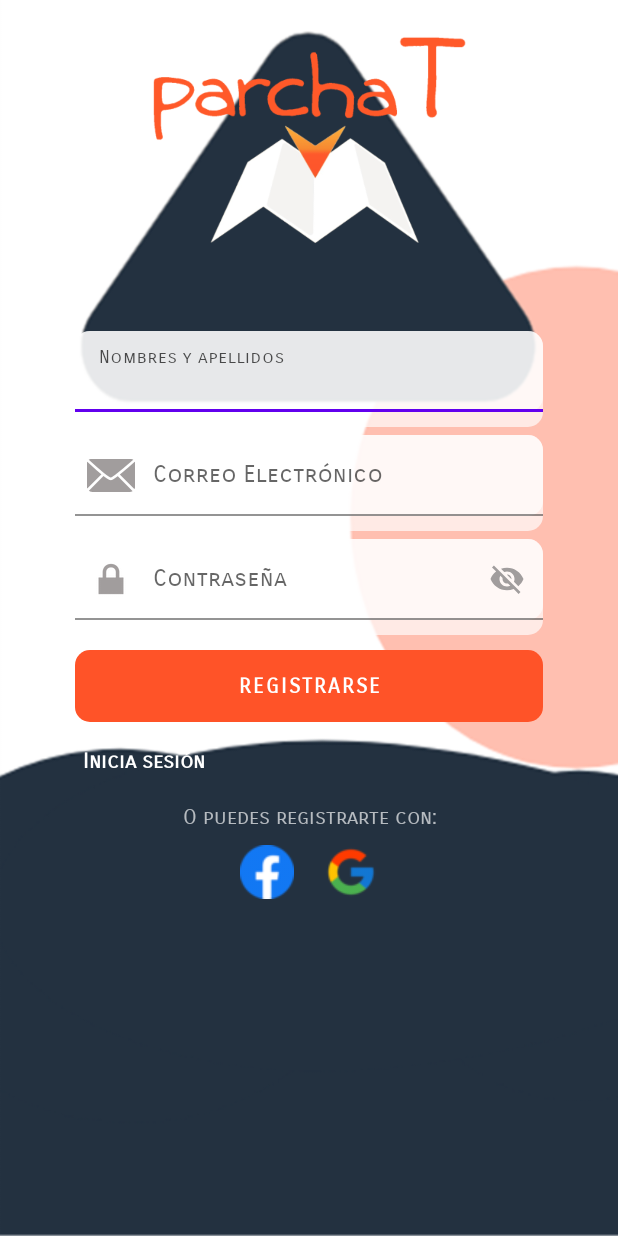
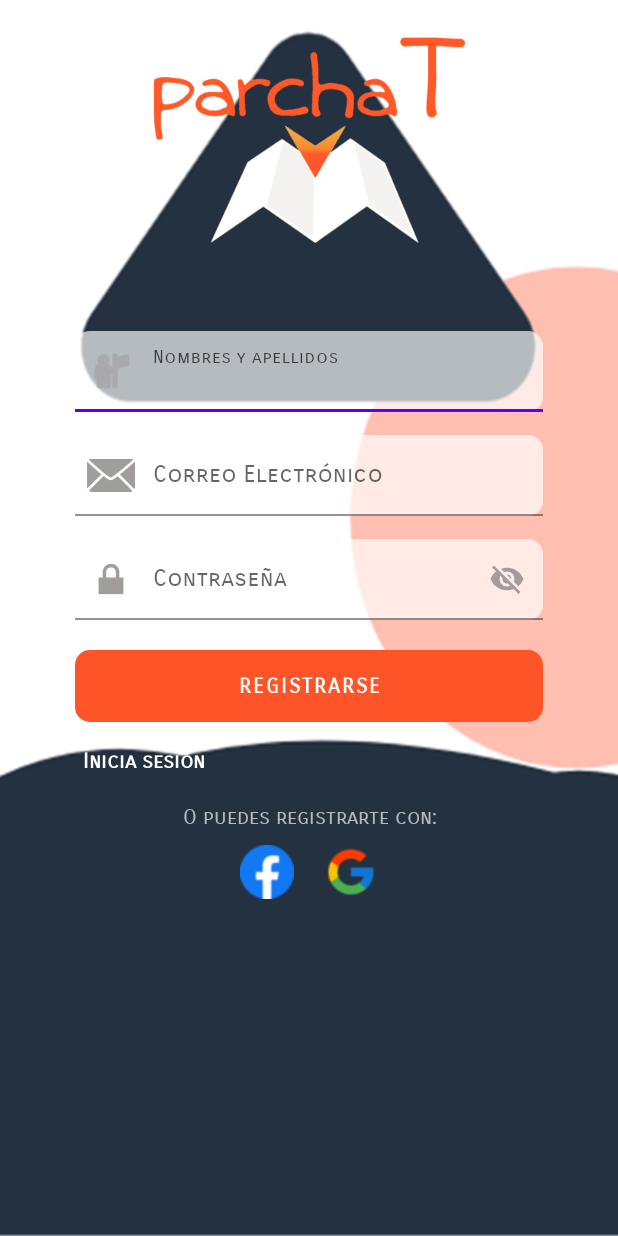
Before and after one commit to daveloper32/parchaT, an Android app: the Registro screen opened directly, with no data from a screen before it, on a phone screen of 412 x 824 dp. Run offline under Robolectric (Android 15) with nearby library versions, the phone set to English and light mode, and no system bars; 1 statement that could not run was skipped.

Commit message:
Se hacen actualizaciones

```diff
--- a/app/src/main/res/layout/activity_registro.xml
+++ b/app/src/main/res/layout/activity_registro.xml
@@ -41,7 +41,7 @@
                 android:layout_height="45dp"
                 android:fontFamily="sans-serif-smallcaps"
                 android:gravity="center"
-                android:textColor="#000000"
+                android:textColor="#ffffff"
                 android:textSize="34sp"
                 tools:text="@string/tv_registro" />
 
@@ -50,10 +50,10 @@
                 android:layout_height="wrap_content"
                 android:layout_marginTop="5dp"
                 android:layout_gravity="center_horizontal"
-                android:background="@drawable/style_redondeo_edittext"
-                app:endIconMode="clear_text"
                 app:endIconTint="#9E434040"
-                app:hintTextColor="#B0000000">
+                app:hintTextColor="#B0000000"
+                app:startIconDrawable="@android:drawable/ic_menu_myplaces"
+                app:startIconTint="#A19D9D">
 
                 <com.google.android.material.textfield.TextInputEditText
                     android:id="@+id/eT_usuario_nomCom"
@@ -72,7 +72,6 @@
                 android:layout_marginTop="5dp"
                 android:layout_gravity="center_horizontal"
                 app:startIconDrawable="@android:drawable/ic_dialog_email"
-                android:background="@drawable/style_redondeo_edittext"
                 app:startIconTint="#A19D9D"
                 app:endIconMode="clear_text"
                 app:endIconTint="#9E434040"
@@ -94,7 +93,6 @@
                 android:layout_height="wrap_content"
                 android:layout_marginTop="5dp"
                 android:layout_gravity="center_horizontal"
-                android:background="@drawable/style_redondeo_edittext"
                 app:endIconMode="password_toggle"
                 app:endIconTint="#A19D9D"
                 app:hintTextColor="#B0000000"
```
